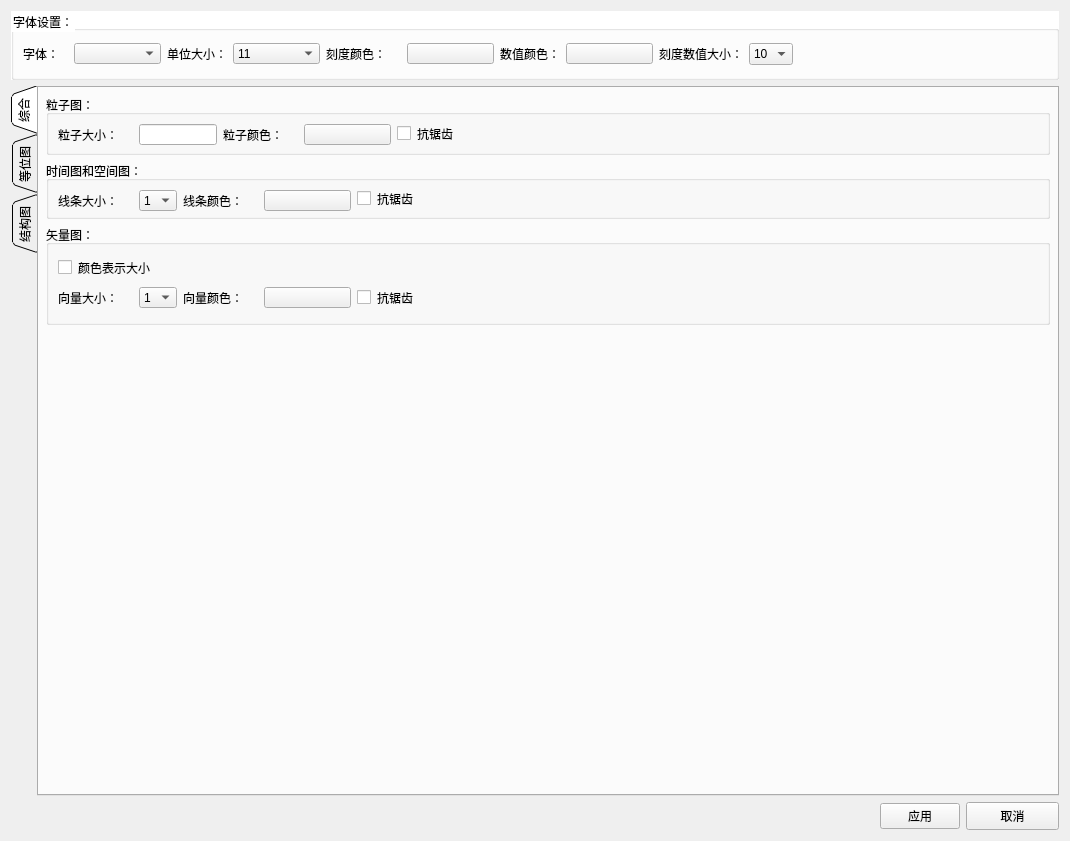
Old version of the form src/DataVisualization/ConfigWidget.ui in the repository BeQuiet1228/FreeCAD.
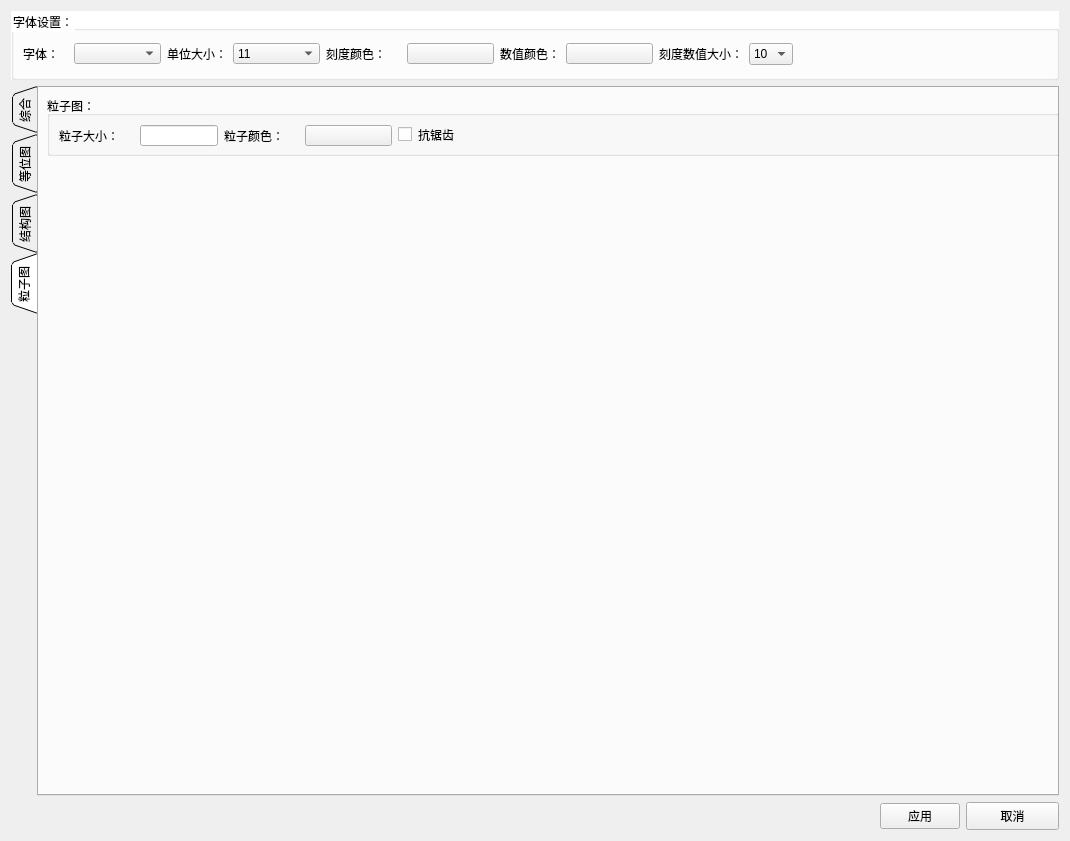
New version of the form. The open tabs and pages were chosen to show the change.

```diff
--- a/src/DataVisualization/ConfigWidget.ui
+++ b/src/DataVisualization/ConfigWidget.ui
@@ -80,124 +80,6 @@
         <layout class="QVBoxLayout" name="verticalLayout_2">
          <item>
           <layout class="QVBoxLayout" name="verticalLayout">
-           <item>
-            <widget class="QGroupBox" name="groupBox_2">
-             <property name="minimumSize">
-              <size>
-               <width>0</width>
-               <height>60</height>
-              </size>
-             </property>
-             <property name="maximumSize">
-              <size>
-               <width>16777215</width>
-               <height>60</height>
-              </size>
-             </property>
-             <property name="title">
-              <string>粒子图：</string>
-             </property>
-             <layout class="QGridLayout" name="gridLayout_2">
-              <item row="0" column="0">
-               <layout class="QHBoxLayout" name="horizontalLayout_3">
-                <item>
-                 <widget class="QLabel" name="label_4">
-                  <property name="minimumSize">
-                   <size>
-                    <width>75</width>
-                    <height>21</height>
-                   </size>
-                  </property>
-                  <property name="maximumSize">
-                   <size>
-                    <width>75</width>
-                    <height>21</height>
-                   </size>
-                  </property>
-                  <property name="text">
-                   <string>粒子大小：</string>
-                  </property>
-                 </widget>
-                </item>
-                <item>
-                 <widget class="QLineEdit" name="partcleEdit">
-                  <property name="minimumSize">
-                   <size>
-                    <width>78</width>
-                    <height>21</height>
-                   </size>
-                  </property>
-                  <property name="maximumSize">
-                   <size>
-                    <width>78</width>
-                    <height>21</height>
-                   </size>
-                  </property>
-                 </widget>
-                </item>
-                <item>
-                 <widget class="QLabel" name="label_5">
-                  <property name="minimumSize">
-                   <size>
-                    <width>75</width>
-                    <height>21</height>
-                   </size>
-                  </property>
-                  <property name="maximumSize">
-                   <size>
-                    <width>75</width>
-                    <height>21</height>
-                   </size>
-                  </property>
-                  <property name="text">
-                   <string>粒子颜色：</string>
-                  </property>
-                 </widget>
-                </item>
-                <item>
-                 <widget class="QPushButton" name="partcleColor">
-                  <property name="minimumSize">
-                   <size>
-                    <width>87</width>
-                    <height>21</height>
-                   </size>
-                  </property>
-                  <property name="maximumSize">
-                   <size>
-                    <width>87</width>
-                    <height>21</height>
-                   </size>
-                  </property>
-                  <property name="text">
-                   <string/>
-                  </property>
-                 </widget>
-                </item>
-                <item>
-                 <widget class="QCheckBox" name="partclecheckBox">
-                  <property name="text">
-                   <string>抗锯齿</string>
-                  </property>
-                 </widget>
-                </item>
-                <item>
-                 <spacer name="horizontalSpacer_2">
-                  <property name="orientation">
-                   <enum>Qt::Horizontal</enum>
-                  </property>
-                  <property name="sizeHint" stdset="0">
-                   <size>
-                    <width>40</width>
-                    <height>20</height>
-                   </size>
-                  </property>
-                 </spacer>
-                </item>
-               </layout>
-              </item>
-             </layout>
-            </widget>
-           </item>
            <item>
             <widget class="QGroupBox" name="groupBox_3">
              <property name="minimumSize">
@@ -2478,6 +2360,135 @@
        </item>
       </layout>
      </widget>
+     <widget class="QWidget" name="tab_3">
+      <attribute name="title">
+       <string>粒子图</string>
+      </attribute>
+      <widget class="QGroupBox" name="groupBox_2">
+       <property name="geometry">
+        <rect>
+         <x>10</x>
+         <y>10</y>
+         <width>1013</width>
+         <height>60</height>
+        </rect>
+       </property>
+       <property name="minimumSize">
+        <size>
+         <width>0</width>
+         <height>60</height>
+        </size>
+       </property>
+       <property name="maximumSize">
+        <size>
+         <width>16777215</width>
+         <height>60</height>
+        </size>
+       </property>
+       <property name="title">
+        <string>粒子图：</string>
+       </property>
+       <layout class="QGridLayout" name="gridLayout_2">
+        <item row="0" column="0">
+         <layout class="QHBoxLayout" name="horizontalLayout_3">
+          <item>
+           <widget class="QLabel" name="label_4">
+            <property name="minimumSize">
+             <size>
+              <width>75</width>
+              <height>21</height>
+             </size>
+            </property>
+            <property name="maximumSize">
+             <size>
+              <width>75</width>
+              <height>21</height>
+             </size>
+            </property>
+            <property name="text">
+             <string>粒子大小：</string>
+            </property>
+           </widget>
+          </item>
+          <item>
+           <widget class="QLineEdit" name="partcleEdit">
+            <property name="minimumSize">
+             <size>
+              <width>78</width>
+              <height>21</height>
+             </size>
+            </property>
+            <property name="maximumSize">
+             <size>
+              <width>78</width>
+              <height>21</height>
+             </size>
+            </property>
+           </widget>
+          </item>
+          <item>
+           <widget class="QLabel" name="label_5">
+            <property name="minimumSize">
+             <size>
+              <width>75</width>
+              <height>21</height>
+             </size>
+            </property>
+            <property name="maximumSize">
+             <size>
+              <width>75</width>
+              <height>21</height>
+             </size>
+            </property>
+            <property name="text">
+             <string>粒子颜色：</string>
+            </property>
+           </widget>
+          </item>
+          <item>
+           <widget class="QPushButton" name="partcleColor">
+            <property name="minimumSize">
+             <size>
+              <width>87</width>
+              <height>21</height>
+             </size>
+            </property>
+            <property name="maximumSize">
+             <size>
+              <width>87</width>
+              <height>21</height>
+             </size>
+            </property>
+            <property name="text">
+             <string/>
+            </property>
+           </widget>
+          </item>
+          <item>
+           <widget class="QCheckBox" name="partclecheckBox">
+            <property name="text">
+             <string>抗锯齿</string>
+            </property>
+           </widget>
+          </item>
+          <item>
+           <spacer name="horizontalSpacer_2">
+            <property name="orientation">
+             <enum>Qt::Horizontal</enum>
+            </property>
+            <property name="sizeHint" stdset="0">
+             <size>
+              <width>40</width>
+              <height>20</height>
+             </size>
+            </property>
+           </spacer>
+          </item>
+         </layout>
+        </item>
+       </layout>
+      </widget>
+     </widget>
     </widget>
    </item>
    <item row="0" column="0">
```
Left out of the diff: 2 changed lines with no effect on the pictures.
